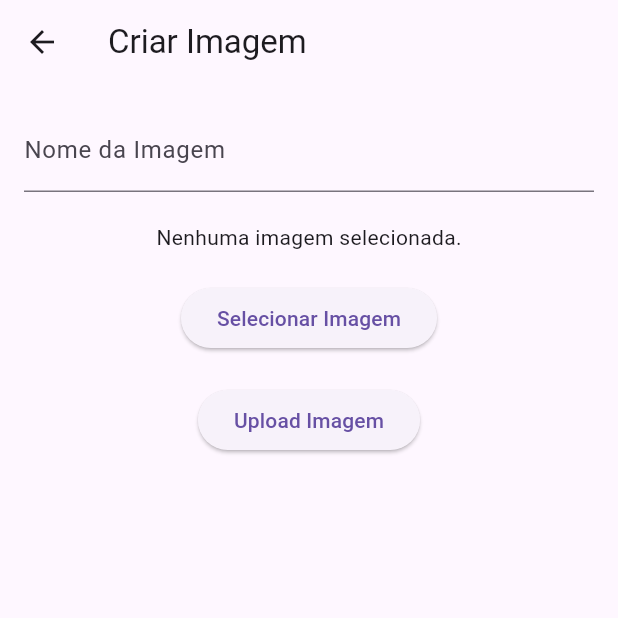
After one commit to PedrosoCode/restaurante_app, a Flutter app: the GerenciarImagensPage screen opened directly, after a tap on "Criar Imagem", on a phone screen of 412 x 824 dp, the top half of it. The commit adds this screen. Run offline on Flutter 3.47's test engine with Material 3 defaults, Android fonts, the phone set to English and light mode, and no system bars; our stand-ins replace image_picker; network calls fail.

Commit message:
create de arquivos de imagem

```diff
--- a/lib/main.dart
+++ b/lib/main.dart
@@ -4,6 +4,9 @@ import 'package:restaurante_app/pages/home_page.dart';
 void main() {
   runApp(MyApp());
 }
+
+//TODO - modularizar arquivos de imagem em módulo própio
+//TODO - falta o read, update, e delete dos arquivos de imagem
 
 class MyApp extends StatelessWidget {
   @override
--- /dev/null
+++ b/lib/pages/criar_imagem_page.dart
@@ -0,0 +1,85 @@
+import 'package:flutter/material.dart';
+import 'package:image_picker/image_picker.dart';
+import 'dart:io';
+import 'package:restaurante_app/services/imagens_service.dart';
+
+//TODO - condicionar para selecionar tags no momento da criação de imagens
+
+class CriarImagemPage extends StatefulWidget {
+  @override
+  _CriarImagemPageState createState() => _CriarImagemPageState();
+}
+
+class _CriarImagemPageState extends State<CriarImagemPage> {
+  final ImagePicker _picker = ImagePicker();
+  XFile? _imageFile;
+  final TextEditingController _nomeController = TextEditingController();
+
+  Future<void> _pickImage() async {
+    final pickedFile = await _picker.pickImage(source: ImageSource.gallery);
+    setState(() {
+      _imageFile = pickedFile;
+    });
+  }
+
+  Future<void> _uploadImage() async {
+    if (_imageFile == null || _nomeController.text.isEmpty) {
+      ScaffoldMessenger.of(context)
+          .showSnackBar(SnackBar(content: Text('Preencha todos os campos')));
+      return;
+    }
+
+    try {
+      final response = await ImagensService.uploadImagem(
+        File(_imageFile!.path),
+        _nomeController.text,
+      );
+      if (response.statusCode == 200) {
+        ScaffoldMessenger.of(context)
+            .showSnackBar(SnackBar(content: Text('Imagem adicionada')));
+        _nomeController.clear();
+        setState(() {
+          _imageFile = null;
+        });
+      }
+    } catch (e) {
+      print('Error: $e');
+      ScaffoldMessenger.of(context)
+          .showSnackBar(SnackBar(content: Text('Failed to add image')));
+    }
+  }
+
+  @override
+  Widget build(BuildContext context) {
+    return Scaffold(
+      appBar: AppBar(
+        title: Text('Criar Imagem'),
+      ),
+      body: Padding(
+        padding: EdgeInsets.all(16.0),
+        child: Column(
+          children: [
+            TextField(
+              controller: _nomeController,
+              decoration: InputDecoration(labelText: 'Nome da Imagem'),
+            ),
+            SizedBox(height: 20),
+            _imageFile == null
+                ? Text('Nenhuma imagem selecionada.')
+                : Image.file(File(_imageFile!.path)),
+            SizedBox(height: 20),
+            ElevatedButton(
+              onPressed: _pickImage,
+              child: Text('Selecionar Imagem'),
+            ),
+            SizedBox(height: 20),
+            ElevatedButton(
+              onPressed: _uploadImage,
+              child: Text('Upload Imagem'),
+            ),
+          ],
+        ),
+      ),
+    );
+  }
+}
--- /dev/null
+++ b/lib/pages/gerenciar_imagens_page.dart
@@ -0,0 +1,38 @@
+import 'package:flutter/material.dart';
+import 'package:restaurante_app/pages/criar_imagem_page.dart';
+
+//FIXME - quando faz o upload de imagem grande demais, ocorre um overflow e se perde visão dos controladores
+
+class GerenciarImagensPage extends StatelessWidget {
+  @override
+  Widget build(BuildContext context) {
+    return Scaffold(
+      appBar: AppBar(
+        title: Text('Gerenciar Imagens'),
+      ),
+      body: Center(
+        child: Column(
+          mainAxisAlignment: MainAxisAlignment.center,
+          children: [
+            ElevatedButton(
+              onPressed: () {
+                Navigator.push(
+                  context,
+                  MaterialPageRoute(builder: (context) => CriarImagemPage()),
+                );
+              },
+              child: Text('Criar Imagem'),
+            ),
+            SizedBox(height: 20),
+            ElevatedButton(
+              onPressed: () {
+                // Implementar navegação para listagem de imagens futuramente
+              },
+              child: Text('Listar Imagens'),
+            ),
+          ],
+        ),
+      ),
+    );
+  }
+}
--- a/lib/services/api_service.dart
+++ /dev/null
@@ -1,3 +0,0 @@
-// Este arquivo centraliza as importações dos serviços
-export 'pratos_service.dart';
-// Adicione outras exportações de serviços aqui conforme necessário
--- /dev/null
+++ b/lib/services/imagens_service.dart
@@ -0,0 +1,25 @@
+import 'package:http/http.dart' as http;
+import 'dart:convert';
+import 'dart:io';
+
+class ImagensService {
+  static const String baseUrl = 'http://localhost:8080';
+
+  static Future<http.Response> uploadImagem(File imageFile, String nome) async {
+    var request =
+        http.MultipartRequest('POST', Uri.parse('$baseUrl/imagens/upload'));
+    request.fields['nome'] = nome;
+    request.files
+        .add(await http.MultipartFile.fromPath('imagem', imageFile.path));
+    var response = await request.send();
+
+    var responseBody = await http.Response.fromStream(response);
+    print('Response status: ${responseBody.statusCode}');
+    print('Response body: ${responseBody.body}');
+    if (responseBody.statusCode == 200) {
+      return http.Response('Imagem adicionada', responseBody.statusCode);
+    } else {
+      throw Exception('Failed to add image');
+    }
+  }
+}
--- a/pubspec.yaml
+++ b/pubspec.yaml
@@ -13,6 +13,7 @@ dependencies:
   http: ^1.2.2
   shared_preferences: ^2.0.6
   cupertino_icons: ^1.0.6
+  image_picker: ^0.8.4+4
 
 dev_dependencies:
   flutter_test:
```
Also changed, not shown: lib/pages/empresa_mode_page.dart (+12 -0 lines), pubspec.lock.
